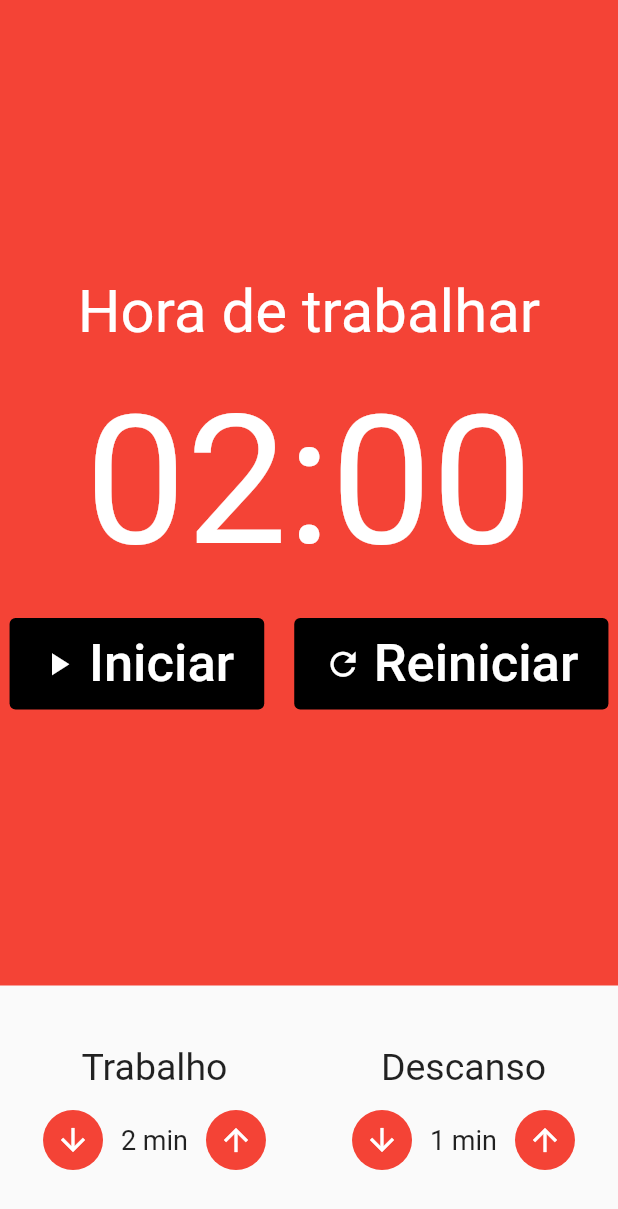
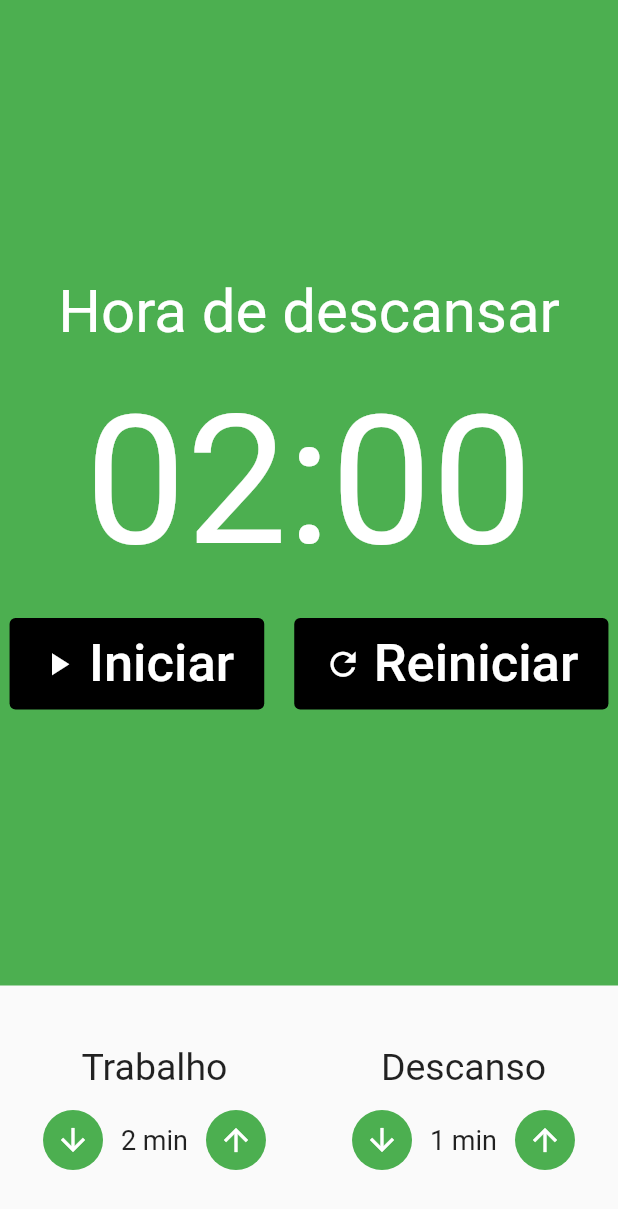
Before and after one commit to richardborgesdev/flutter-cod3r-pomodoro, a Flutter app: the screen it shows after launch, on a phone screen of 412 x 824 dp. Shown: the top 1209 px of the screen. Run offline on Flutter 3.47's test engine with Material 2 defaults, Android fonts, the phone set to English and light mode, and no system bars; our stand-ins replace flutter_mobx, mobx; generated files the repository leaves out were written again.

Commit message:
chore: reflect colors with pomodoro status

```diff
--- a/lib/components/cronometro.dart
+++ b/lib/components/cronometro.dart
@@ -13,13 +13,13 @@
     final store = Provider.of<PomodoroStore>(context);
 
     return Container(
-      color: Colors.red,
+      color: store.estaTrabalhando() ? Colors.red : Colors.green,
       child: Column(
         mainAxisAlignment: MainAxisAlignment.center,
         crossAxisAlignment: CrossAxisAlignment.center,
         children: [
           Text(
-            'Hora de trabalhar',
+            store.estaTrabalhando() ? 'Hora de trabalhar' : 'Hora de descansar',
             style: TextStyle(
               fontSize: 40,
               color: Colors.white,
--- a/lib/components/entrada_tempo.dart
+++ b/lib/components/entrada_tempo.dart
@@ -1,4 +1,7 @@
 import 'package:flutter/material.dart';
+import 'package:provider/provider.dart';
+
+import '../store/pomodoro.store.dart';
 
 class EntradaTempo extends StatelessWidget {
   final String titulo;
@@ -16,6 +19,8 @@
 
   @override
   Widget build(BuildContext context) {
+    final store = Provider.of<PomodoroStore>(context);
+
     return Column(
       crossAxisAlignment: CrossAxisAlignment.center,
       children: [
@@ -31,7 +36,8 @@
           children: [
             TextButton(
               style: TextButton.styleFrom(
-                backgroundColor: Colors.red,
+                backgroundColor:
+                    store.estaTrabalhando() ? Colors.red : Colors.green,
                 shape: CircleBorder(),
               ),
               child: Icon(
@@ -48,7 +54,8 @@
             ),
             TextButton(
               style: TextButton.styleFrom(
-                backgroundColor: Colors.red,
+                backgroundColor:
+                    store.estaTrabalhando() ? Colors.red : Colors.green,
                 shape: CircleBorder(),
               ),
               child: Icon(
```
Also changed, not shown: lib/store/pomodoro.store.dart (+16 -0 lines), lib/store/pomodoro.store.g.dart.
